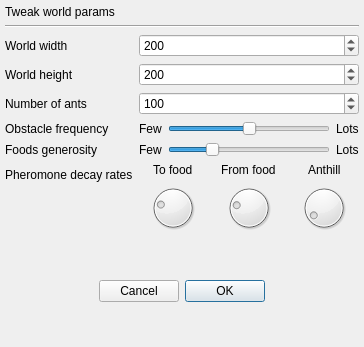
Qt form worldgen.ui (Kamilcuk/Anthill) before a commit.
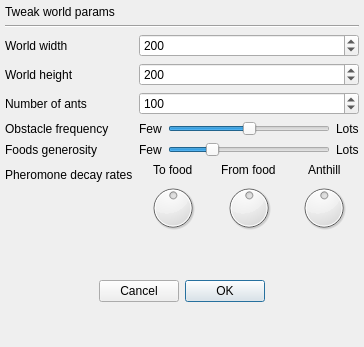
The same form after that commit.

The edit to the form file:
```diff
--- a/worldgen.ui
+++ b/worldgen.ui
@@ -237,7 +237,7 @@
                </size>
               </property>
               <property name="value">
-               <number>25</number>
+               <number>50</number>
               </property>
              </widget>
             </item>
@@ -267,7 +267,7 @@
                </size>
               </property>
               <property name="value">
-               <number>24</number>
+               <number>50</number>
               </property>
              </widget>
             </item>
@@ -297,7 +297,7 @@
                </size>
               </property>
               <property name="value">
-               <number>8</number>
+               <number>50</number>
               </property>
              </widget>
             </item>
```
